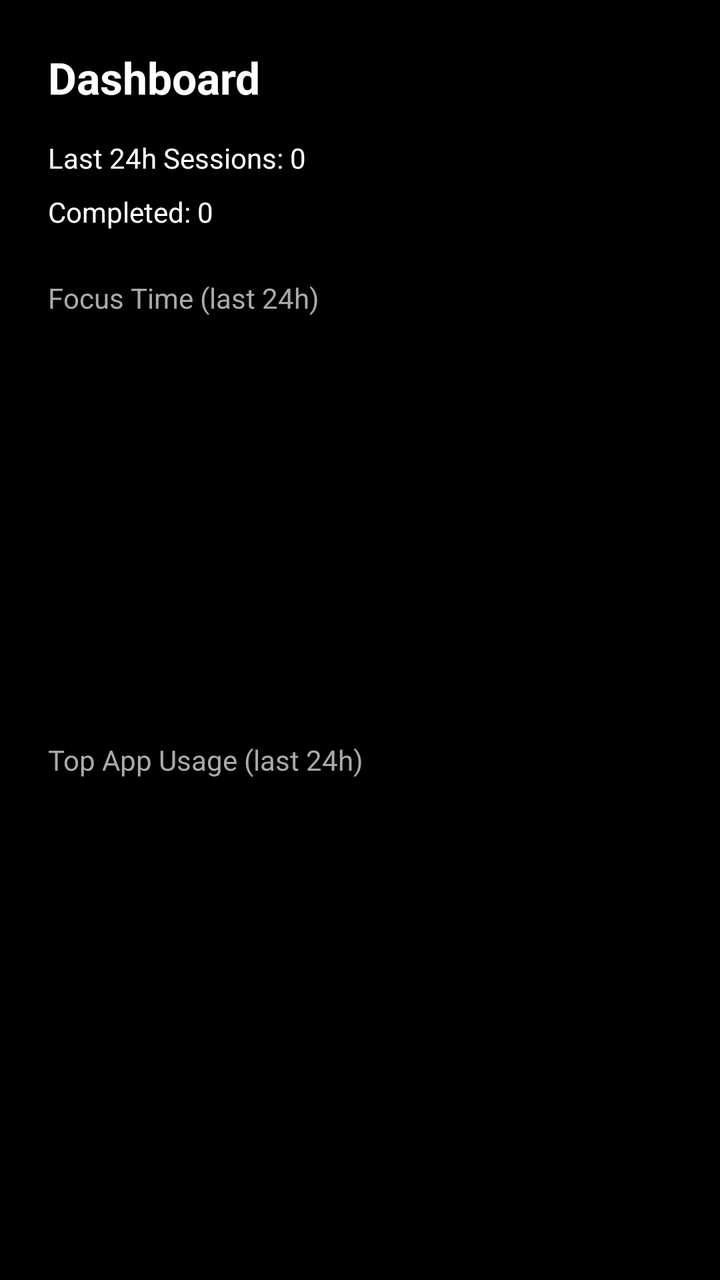
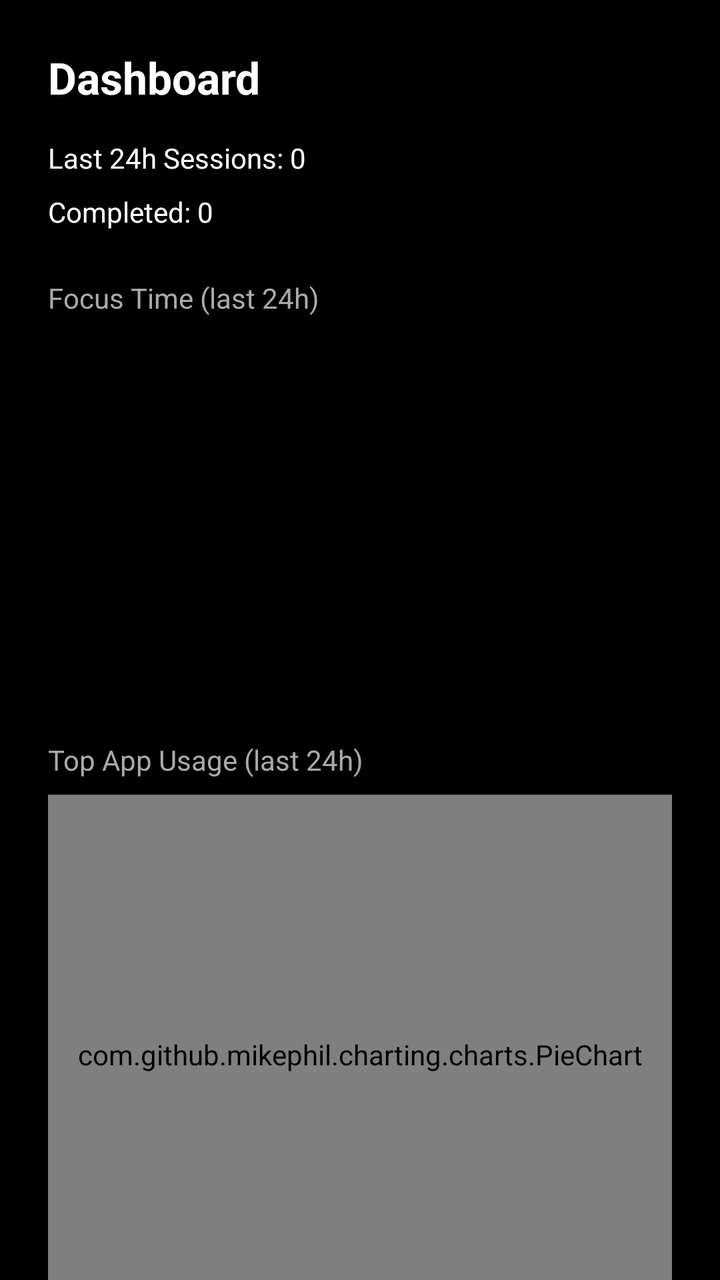

Two renders of the same Android screen: before a commit and after it. Below are the layout's source before the change and the commit's diff.
<!-- AndroidManifest.xml: application theme Theme.AppCompat.Light.DarkActionBar -->
<!-- res/layout/activity_dashboard.xml -->
<ScrollView xmlns:android="http://schemas.android.com/apk/res/android"
    android:layout_width="match_parent"
    android:layout_height="match_parent"
    android:background="@android:color/black">

    <LinearLayout
        android:orientation="vertical"
        android:padding="24dp"
        android:layout_width="match_parent"
        android:layout_height="wrap_content">

        <TextView
            android:text="Dashboard"
            android:textSize="22sp"
            android:textStyle="bold"
            android:textColor="@android:color/white"
            android:layout_marginBottom="16dp"
            android:layout_width="wrap_content"
            android:layout_height="wrap_content"/>

        <TextView
            android:id="@+id/totalSessions"
            android:text="Last 24h Sessions: 0"
            android:textColor="@android:color/white"
            android:layout_marginBottom="8dp"
            android:layout_width="wrap_content"
            android:layout_height="wrap_content"/>

        <TextView
            android:id="@+id/completedSessions"
            android:text="Completed: 0"
            android:textColor="@android:color/white"
            android:layout_marginBottom="24dp"
            android:layout_width="wrap_content"
            android:layout_height="wrap_content"/>

        <TextView
            android:text="Focus Time (last 24h)"
            android:textColor="#AAAAAA"
            android:layout_marginBottom="8dp"
            android:layout_width="wrap_content"
            android:layout_height="wrap_content"/>

        <LinearLayout
            android:id="@+id/focusChart"
            android:layout_width="match_parent"
            android:layout_height="180dp"
            android:orientation="horizontal"
            android:gravity="bottom"
            android:layout_marginBottom="24dp"/>

        <TextView
            android:text="Top App Usage (last 24h)"
            android:textColor="#AAAAAA"
            android:layout_marginBottom="8dp"
            android:layout_width="wrap_content"
            android:layout_height="wrap_content"/>

        <LinearLayout
            android:id="@+id/appUsageChart"
            android:layout_width="match_parent"
            android:layout_height="wrap_content"
            android:orientation="vertical"/>

    </LinearLayout>
</ScrollView>
<!-- resources referenced by this layout -->
<resources>

</resources>

<!-- the commit's change to res/layout/activity_dashboard.xml (unified diff, before → after) -->
@@ -1,4 +1,5 @@
 <ScrollView xmlns:android="http://schemas.android.com/apk/res/android"
+    xmlns:app="http://schemas.android.com/apk/res-auto"
     android:layout_width="match_parent"
     android:layout_height="match_parent"
     android:background="@android:color/black">
@@ -56,11 +57,40 @@
             android:layout_width="wrap_content"
             android:layout_height="wrap_content"/>
 
+        <com.github.mikephil.charting.charts.PieChart
+            android:id="@+id/appUsagePie"
+            android:layout_width="match_parent"
+            android:layout_height="260dp"
+            android:layout_marginBottom="12dp" />
+
+        <LinearLayout
+            android:id="@+id/appUsageLegend"
+            android:layout_width="match_parent"
+            android:layout_height="wrap_content"
+            android:orientation="vertical"
+            android:layout_marginBottom="16dp"/>
+
         <LinearLayout
             android:id="@+id/appUsageChart"
             android:layout_width="match_parent"
             android:layout_height="wrap_content"
             android:orientation="vertical"/>
 
+        <TextView
+            android:id="@+id/todayUsage"
+            android:text="Today usage: 0 min"
+            android:textColor="@android:color/white"
+            android:layout_marginBottom="4dp"
+            android:layout_width="wrap_content"
+            android:layout_height="wrap_content"/>
+
+        <TextView
+            android:id="@+id/usageCategory"
+            android:text="Category: Healthy"
+            android:textColor="#AAAAAA"
+            android:layout_marginBottom="16dp"
+            android:layout_width="wrap_content"
+            android:layout_height="wrap_content"/>
+
     </LinearLayout>
 </ScrollView>
